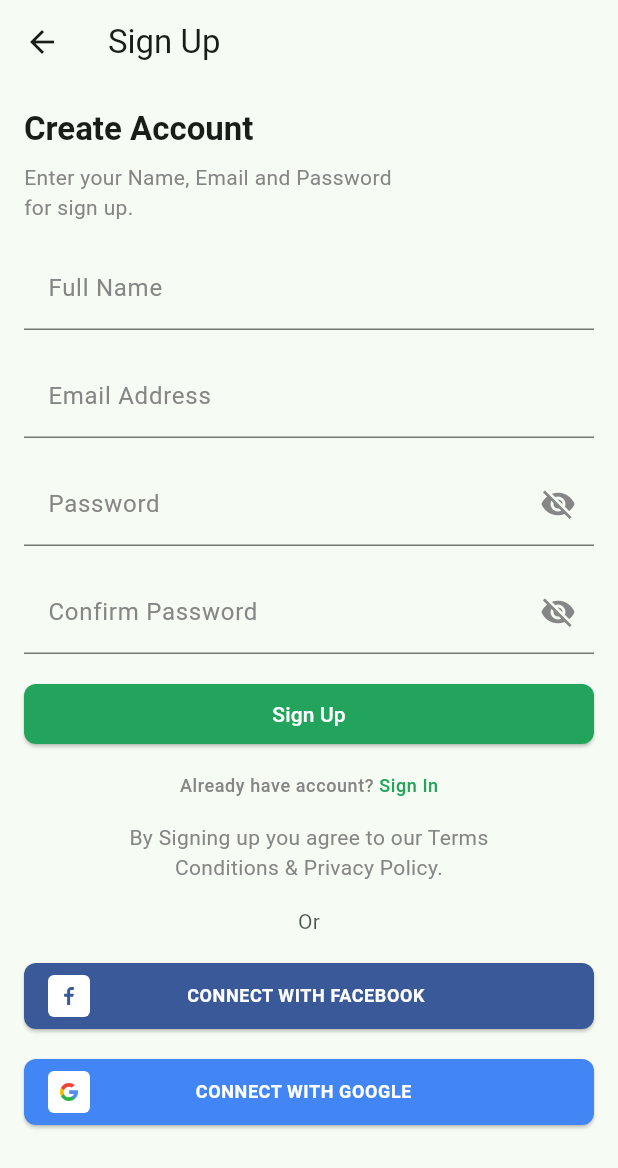
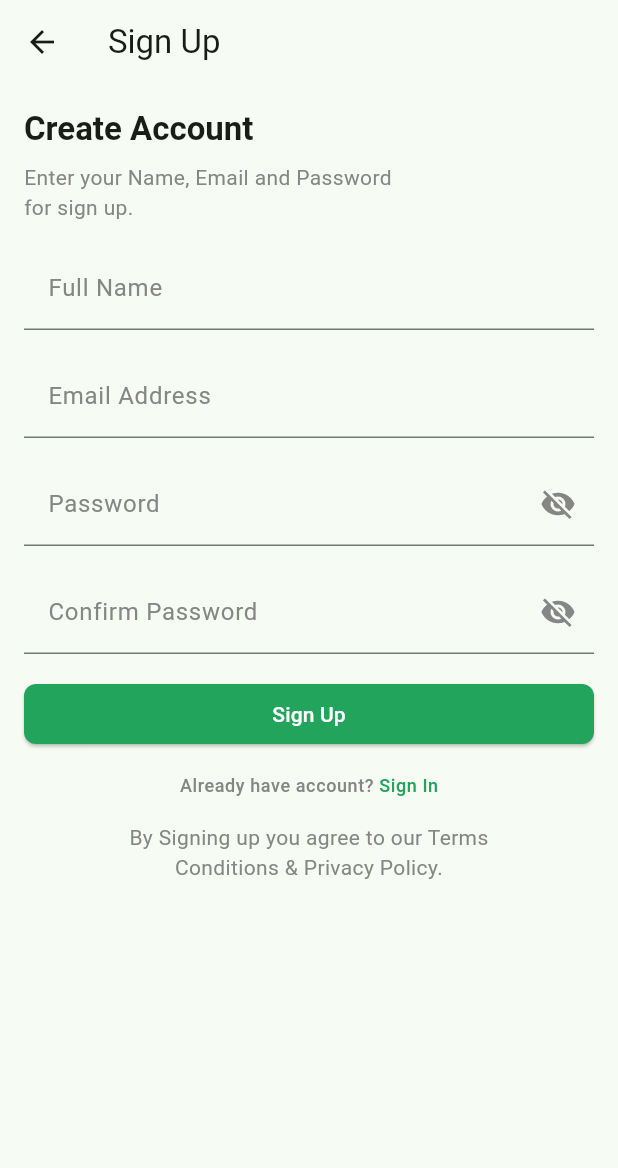
Before and after one commit to dttrung26/resto, a Flutter app: the SignUpScreen screen opened directly, on a phone screen of 412 x 824 dp. Shown: the top 1168 px of the screen. Run offline on Flutter 3.47's test engine with Material 3 defaults, Android fonts, the phone set to English and light mode, and no system bars; our stand-ins replace flutter_svg, form_field_validator.

```diff
--- a/lib/main.dart
+++ b/lib/main.dart
@@ -1,5 +1,6 @@
 import 'package:flutter/material.dart';
 import 'package:resto/constants.dart';
+import 'package:resto/screens/auth/sign_in_screen.dart';
 import 'package:resto/screens/onboarding/onboarding_scrreen.dart';
 
 void main() {
@@ -35,7 +36,7 @@ class MyApp extends StatelessWidget {
           hintStyle: TextStyle(color: bodyTextColor),
         ),
       ),
-      home: const OnboardingScreen(),
+      home: const SignInScreen(),
     );
   }
 }
--- a/lib/screens/auth/sign_up_screen.dart
+++ b/lib/screens/auth/sign_up_screen.dart
@@ -66,34 +66,34 @@ class SignUpScreen extends StatelessWidget {
                 ),
               ),
               const SizedBox(height: defaultPadding),
-              kOrText,
-              const SizedBox(height: defaultPadding),
+              // kOrText,
+              // const SizedBox(height: defaultPadding),
 
-              // Facebook
-              SocalButton(
-                press: () {},
-                text: "Connect with Facebook",
-                color: const Color(0xFF395998),
-                icon: SvgPicture.asset(
-                  'assets/icons/facebook.svg',
-                  colorFilter: const ColorFilter.mode(
-                    Color(0xFF395998),
-                    BlendMode.srcIn,
-                  ),
-                ),
-              ),
-              const SizedBox(height: defaultPadding),
+              // // Facebook
+              // SocalButton(
+              //   press: () {},
+              //   text: "Connect with Facebook",
+              //   color: const Color(0xFF395998),
+              //   icon: SvgPicture.asset(
+              //     'assets/icons/facebook.svg',
+              //     colorFilter: const ColorFilter.mode(
+              //       Color(0xFF395998),
+              //       BlendMode.srcIn,
+              //     ),
+              //   ),
+              // ),
+              // const SizedBox(height: defaultPadding),
 
-              // Google
-              SocalButton(
-                press: () {},
-                text: "Connect with Google",
-                color: const Color(0xFF4285F4),
-                icon: SvgPicture.asset(
-                  'assets/icons/google.svg',
-                ),
-              ),
-              const SizedBox(height: defaultPadding),
+              // // Google
+              // SocalButton(
+              //   press: () {},
+              //   text: "Connect with Google",
+              //   color: const Color(0xFF4285F4),
+              //   icon: SvgPicture.asset(
+              //     'assets/icons/google.svg',
+              //   ),
+              // ),
+              // const SizedBox(height: defaultPadding),
             ],
           ),
         ),
--- a/lib/screens/signUp/components/sign_up_form.dart
+++ b/lib/screens/signUp/components/sign_up_form.dart
@@ -1,4 +1,5 @@
 import 'package:flutter/material.dart';
+import 'package:resto/entry_point.dart';
 import 'package:resto/screens/phoneLogin/phone_login_screen.dart';
 
 import '../../../constants.dart';
@@ -87,7 +88,7 @@ class _SignUpFormState extends State<SignUpForm> {
               Navigator.pushReplacement(
                 context,
                 MaterialPageRoute(
-                  builder: (_) => const PghoneLoginScreen(),
+                  builder: (_) => const EntryPoint(),
                 ),
               );
             },
```
Also changed, not shown: lib/screens/auth/sign_in_screen.dart (+24 -24 lines).
